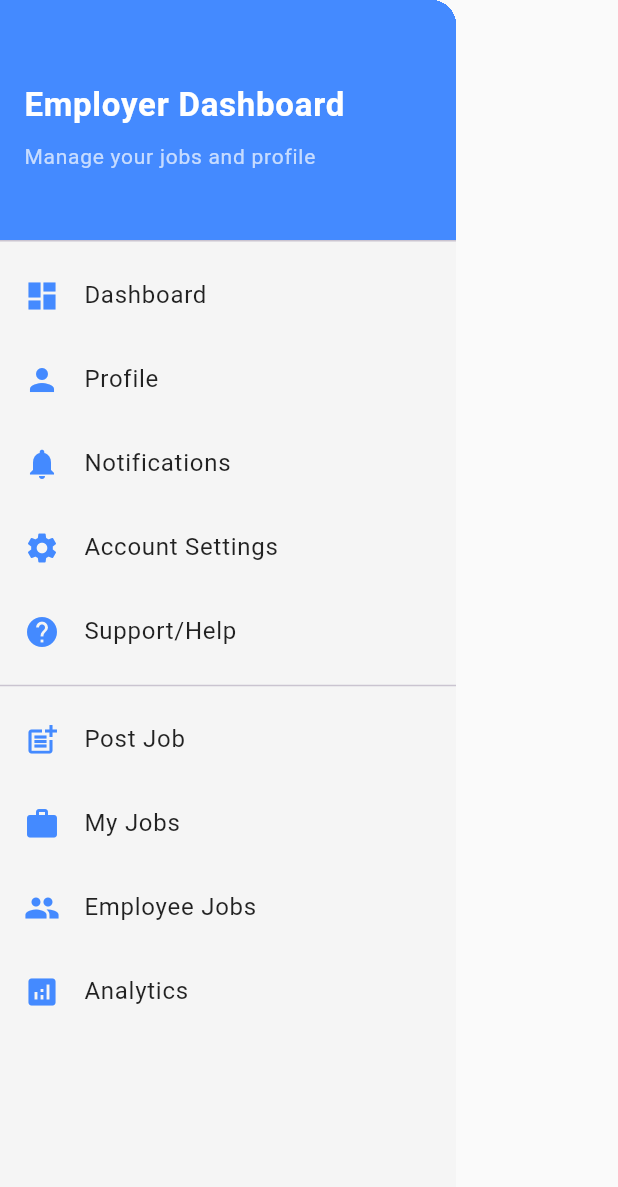
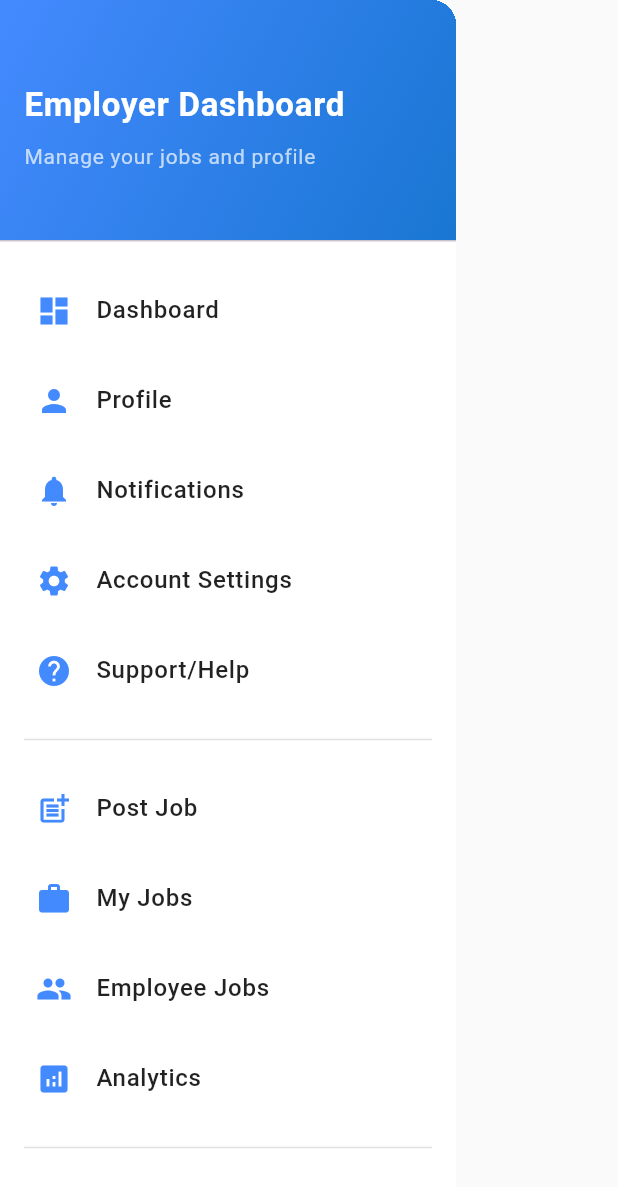
Before and after one commit to mbayajames/job_portal_app, a Flutter app: the EmployerDrawer widget shown alone on an empty page, opened directly, on a phone screen of 412 x 824 dp. Shown: the top 1187 px of the screen. Run offline on Flutter 3.47's test engine with Material 3 defaults, Android fonts, the phone set to English and light mode, and no system bars; our stand-ins replace cloud_firestore, file_picker, firebase_auth, firebase_core, firebase_storage, fl_chart and 2 more; accounts and stored records are empty.

Commit message:
feat: update EmployerDrawer widget with improved navigation and UI enhancements

```diff
--- a/lib/widgets/employer/employer_drawer.dart
+++ b/lib/widgets/employer/employer_drawer.dart
@@ -1,8 +1,60 @@
 import 'package:flutter/material.dart';
+import 'package:firebase_auth/firebase_auth.dart';
 import '../../core/route_names.dart';
 
 class EmployerDrawer extends StatelessWidget {
   const EmployerDrawer({super.key});
+
+  Future<void> _handleLogout(BuildContext context) async {
+    final shouldLogout = await showDialog<bool>(
+      context: context,
+      builder: (context) => AlertDialog(
+        shape: RoundedRectangleBorder(borderRadius: BorderRadius.circular(16)),
+        title: const Text(
+          'Logout',
+          style: TextStyle(
+            fontWeight: FontWeight.bold,
+            color: Colors.black87,
+          ),
+        ),
+        content: const Text(
+          'Are you sure you want to logout?',
+          style: TextStyle(color: Colors.black87),
+        ),
+        actions: [
+          TextButton(
+            onPressed: () => Navigator.pop(context, false),
+            style: TextButton.styleFrom(
+              foregroundColor: Colors.black54,
+            ),
+            child: const Text('Cancel'),
+          ),
+          ElevatedButton(
+            onPressed: () => Navigator.pop(context, true),
+            style: ElevatedButton.styleFrom(
+              backgroundColor: Colors.blueAccent,
+              foregroundColor: Colors.white,
+              shape: RoundedRectangleBorder(
+                borderRadius: BorderRadius.circular(8),
+              ),
+            ),
+            child: const Text('Logout'),
+          ),
+        ],
+      ),
+    );
+
+    if (shouldLogout == true && context.mounted) {
+      await FirebaseAuth.instance.signOut();
+      if (context.mounted) {
+        Navigator.pushNamedAndRemoveUntil(
+          context,
+          RouteNames.login,
+          (route) => false,
+        );
+      }
+    }
+  }
 
   @override
   Widget build(BuildContext context) {
@@ -12,38 +64,52 @@ class EmployerDrawer extends StatelessWidget {
       required IconData icon,
       required String title,
       required String routeName,
+      bool isLogout = false,
     }) {
       final bool isSelected = currentRoute == routeName;
-      return ListTile(
-        leading: Icon(icon, color: isSelected ? Colors.white : Colors.blueAccent),
+      final Color iconColor = isSelected ? Colors.white : Colors.blueAccent;
+      final Color textColor = isSelected ? Colors.white : Colors.black87;
+      final Color? tileColor = isSelected ? Colors.blueAccent : null;
+
+      return Container(
+        margin: const EdgeInsets.symmetric(horizontal: 8, vertical: 2),
+        child: ListTile(
+          leading: Icon(icon, color: iconColor),
           title: Text(
             title,
             style: TextStyle(
-            color: isSelected ? Colors.white : Colors.black87,
-            fontWeight: isSelected ? FontWeight.bold : FontWeight.normal,
+              color: textColor,
+              fontWeight: isSelected ? FontWeight.bold : FontWeight.w500,
             ),
           ),
-        tileColor: isSelected ? Colors.blueAccent : null,
+          tileColor: tileColor,
           shape: RoundedRectangleBorder(borderRadius: BorderRadius.circular(8)),
           onTap: () {
-          if (!isSelected) {
+            if (isLogout) {
+              _handleLogout(context);
+            } else if (!isSelected) {
               Navigator.pushNamed(context, routeName);
             } else {
               Navigator.pop(context);
             }
           },
+        ),
       );
     }
 
     return Drawer(
       child: Container(
-        color: Colors.grey[100],
+        color: Colors.white,
         child: ListView(
           padding: EdgeInsets.zero,
           children: [
             DrawerHeader(
               decoration: const BoxDecoration(
-                color: Colors.blueAccent,
+                gradient: LinearGradient(
+                  begin: Alignment.topLeft,
+                  end: Alignment.bottomRight,
+                  colors: [Colors.blueAccent, Color(0xFF1976D2)],
+                ),
               ),
               child: Column(
                 crossAxisAlignment: CrossAxisAlignment.start,
@@ -51,7 +117,11 @@ class EmployerDrawer extends StatelessWidget {
                 children: const [
                   Text(
                     'Employer Dashboard',
-                    style: TextStyle(color: Colors.white, fontSize: 22, fontWeight: FontWeight.bold),
+                    style: TextStyle(
+                      color: Colors.white,
+                      fontSize: 22,
+                      fontWeight: FontWeight.bold,
+                    ),
                   ),
                   SizedBox(height: 8),
                   Text(
@@ -61,16 +131,67 @@ class EmployerDrawer extends StatelessWidget {
                 ],
               ),
             ),
-            buildDrawerItem(icon: Icons.dashboard, title: 'Dashboard', routeName: RouteNames.dashboard),
-            buildDrawerItem(icon: Icons.person, title: 'Profile', routeName: RouteNames.employerProfile),
-            buildDrawerItem(icon: Icons.notifications, title: 'Notifications', routeName: RouteNames.employerNotifications),
-            buildDrawerItem(icon: Icons.settings, title: 'Account Settings', routeName: RouteNames.employerAccountSettings),
-            buildDrawerItem(icon: Icons.help, title: 'Support/Help', routeName: RouteNames.employerSupportHelp),
-            const Divider(thickness: 1),
-            buildDrawerItem(icon: Icons.post_add, title: 'Post Job', routeName: RouteNames.postJob),
-            buildDrawerItem(icon: Icons.work, title: 'My Jobs', routeName: RouteNames.myJobs),
-            buildDrawerItem(icon: Icons.group, title: 'Employee Jobs', routeName: RouteNames.employeeJobs),
-            buildDrawerItem(icon: Icons.analytics, title: 'Analytics', routeName: RouteNames.employerAnalytics),
+            const SizedBox(height: 8),
+            buildDrawerItem(
+              icon: Icons.dashboard,
+              title: 'Dashboard',
+              routeName: RouteNames.dashboard,
+            ),
+            buildDrawerItem(
+              icon: Icons.person,
+              title: 'Profile',
+              routeName: RouteNames.employerProfile,
+            ),
+            buildDrawerItem(
+              icon: Icons.notifications,
+              title: 'Notifications',
+              routeName: RouteNames.employerNotifications,
+            ),
+            buildDrawerItem(
+              icon: Icons.settings,
+              title: 'Account Settings',
+              routeName: RouteNames.employerAccountSettings,
+            ),
+            buildDrawerItem(
+              icon: Icons.help,
+              title: 'Support/Help',
+              routeName: RouteNames.employerSupportHelp,
+            ),
+            const Padding(
+              padding: EdgeInsets.symmetric(horizontal: 16, vertical: 8),
+              child: Divider(thickness: 1, color: Colors.black12),
+            ),
+            buildDrawerItem(
+              icon: Icons.post_add,
+              title: 'Post Job',
+              routeName: RouteNames.postJob,
+            ),
+            buildDrawerItem(
+              icon: Icons.work,
+              title: 'My Jobs',
+              routeName: RouteNames.myJobs,
+            ),
+            buildDrawerItem(
+              icon: Icons.group,
+              title: 'Employee Jobs',
+              routeName: RouteNames.employeeJobs,
+            ),
+            buildDrawerItem(
+              icon: Icons.analytics,
+              title: 'Analytics',
+              routeName: RouteNames.employerAnalytics,
+            ),
+            const Padding(
+              padding: EdgeInsets.symmetric(horizontal: 16, vertical: 8),
+              child: Divider(thickness: 1, color: Colors.black12),
+            ),
+            buildDrawerItem(
+              icon: Icons.logout,
+              title: 'Logout',
+              routeName: '',
+              isLogout: true,
+            ),
+            const SizedBox(height: 8),
           ],
         ),
       ),
```
Lines whose indentation alone changed are shown as unchanged.
